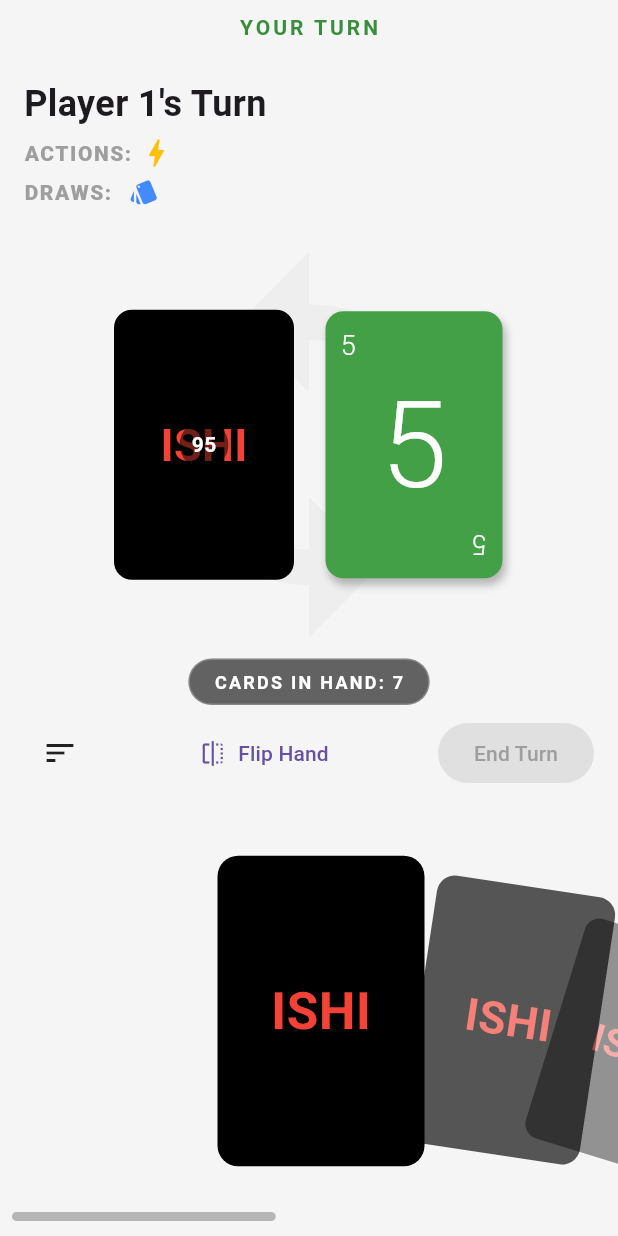
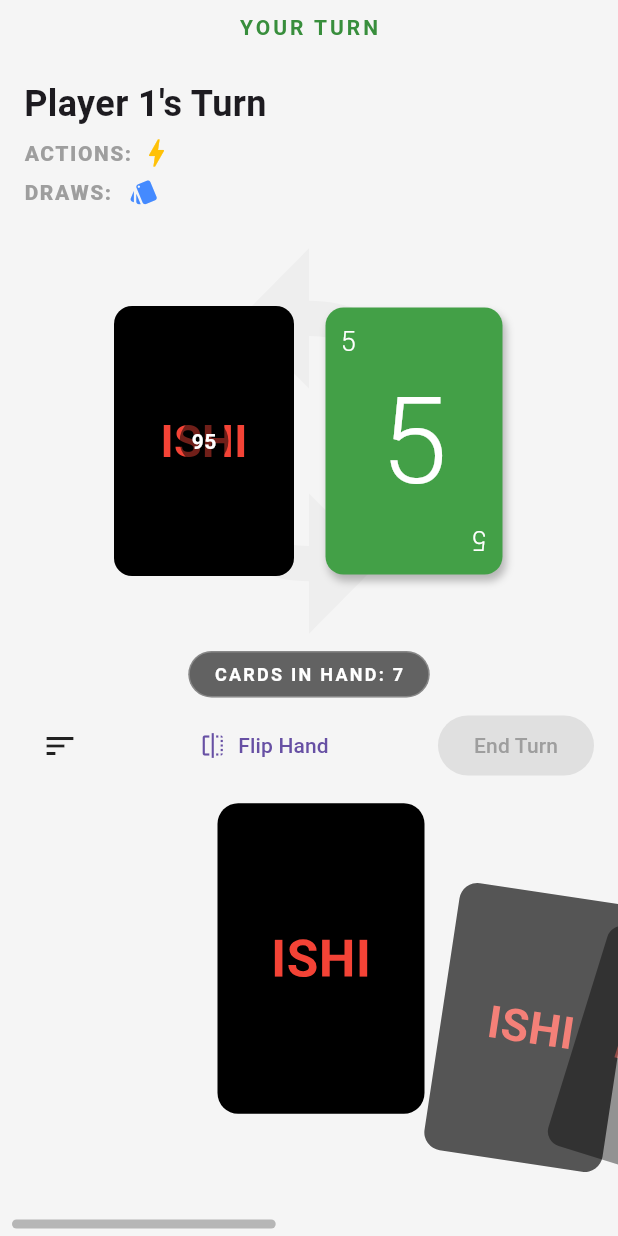
Before and after one commit to Meta-Dusk/ishi_card_game, a Flutter app: the screen it shows after launch, after a tap on "START LOCAL RUN", on a phone screen of 412 x 824 dp. Run offline on Flutter 3.47's test engine with Material 3 defaults, Android fonts, the phone set to English and light mode, and no system bars; our stand-ins replace qr_flutter; missing offline and left inert: mobile_scanner.

Commit message:
Fixed card list viewer animations

```diff
--- a/lib/components/animated_card_list/animated_card_builder.dart
+++ b/lib/components/animated_card_list/animated_card_builder.dart
@@ -1,7 +1,7 @@
 import 'animated_card_list.dart';
 import 'draggable_card.dart';
-import 'package:esther_gift/components/cards/card_display.dart';
-import 'package:esther_gift/components/cards/flip_card.dart';
+import '../cards/card_display.dart';
+import '../cards/flip_card.dart';
 import 'package:esther_gift/models/uno_card.dart';
 import 'package:flutter/material.dart';
 
@@ -24,22 +24,31 @@ class AnimatedCardBuilder extends StatelessWidget {
   @override
   Widget build(BuildContext context) {
     double offset = 0.0;
-    if (scrollController.hasClients) {
-      offset = scrollController.offset;
-    }
+    if (scrollController.hasClients) offset = scrollController.offset;
 
-    // Math Foundations
+    // --- MATH FOUNDATIONS ---
     final double centerIndex = offset / itemWidth;
     final double distFromCenter = index - centerIndex;
-
-    // Calculate exactly the active index to prevent opacity flickering!
     final int activeIndex = (offset / itemWidth).round();
     final bool isCenter = index == activeIndex;
 
-    // Parabola Drop & Rotation
+    // THE WAVE: Goes from 1.0 (perfectly centered) down to 0.0 (one slot away)
+    // This allows the highlight effect to trigger smoothly as you scroll!
+    final double highlightFactor = (1.0 - distFromCenter.abs()).clamp(0.0, 1.0);
+
     final double curveMultiplier = totalCards > 7 ? 25.0 / totalCards : 6.0;
-    final double rotation = distFromCenter * 0.15;
-    final double offsetY = (distFromCenter * distFromCenter) * curveMultiplier;
+
+    // Smoothly straightens out to 0.0 as it reaches the center!
+    final double rotation = (distFromCenter * 0.15) * (1.0 - highlightFactor);
+
+    // Y-AXIS (Pop Up): Combines the parabola curve with a 40px upward slide!
+    final double baseOffsetY =
+        (distFromCenter * distFromCenter) * curveMultiplier;
+    final double offsetY = baseOffsetY - (40.0 * highlightFactor);
+
+    // X-AXIS (Parting the Sea): Pushes inactive cards left and right
+    double pushFactor = distFromCenter.abs().clamp(0.0, 1.0);
+    double offsetX = distFromCenter.sign * 60.0 * pushFactor;
 
     // Smooth Scale & Opacity Gradients
     double scale = 1.15 - (distFromCenter.abs() * 0.15);
@@ -48,27 +57,20 @@ class AnimatedCardBuilder extends StatelessWidget {
     double opacity = 1.0 - (distFromCenter.abs() * 0.35);
     opacity = opacity.clamp(0.4, 1.0);
 
-    // THE Z-INDEX FIX: "Parting the Sea"
-    // Pushes inactive cards outward on the X-axis to make room for the active card
-    double pushFactor = distFromCenter.abs().clamp(0.0, 1.0);
-    double offsetX = distFromCenter.sign * 45.0 * pushFactor;
-
     final Widget cardUI = FlipCard(
       key: ValueKey('${card.id}_flip'),
       isFaceUp: card.isFaceUp,
       onTap: () => onTapCard(card),
       front: CardFront(card: card),
-      back: CardBack(),
+      back: const CardBack(),
     );
 
     final gestureDetector = GestureDetector(
-      onTap: () {
-        scrollController.animateTo(
-          index * itemWidth,
-          duration: const Duration(milliseconds: 300),
-          curve: Curves.easeOutCubic,
-        );
-      },
+      onTap: () => scrollController.animateTo(
+        index * itemWidth,
+        duration: const Duration(milliseconds: 300),
+        curve: Curves.easeOutCubic,
+      ),
       child: Opacity(
         opacity: opacity, // Smooth gradient fade
         child: AbsorbPointer(child: cardUI),
@@ -79,15 +81,12 @@ class AnimatedCardBuilder extends StatelessWidget {
         ? DraggableCard(card: card, cardUI: cardUI)
         : gestureDetector;
 
-    // Apply all transformations
-    final transformScale = Transform.scale(scale: scale, child: cardView);
-    final transformRotate = Transform.rotate(
-      angle: rotation,
-      child: transformScale,
-    );
     return Transform.translate(
-      offset: Offset(offsetX, offsetY), // Applied the new X offset!
-      child: transformRotate,
+      offset: Offset(offsetX, offsetY),
+      child: Transform.rotate(
+        angle: rotation,
+        child: Transform.scale(scale: scale, child: cardView),
+      ),
     );
   }
 }
--- a/lib/screens/game_screen/game_screen.dart
+++ b/lib/screens/game_screen/game_screen.dart
@@ -128,6 +128,7 @@ class GameScreenState extends State<GameScreen> {
       const Spacer(),
       CardCounter(currentHandLength: currentHand.length),
       handControls,
+      const SizedBox(height: 10),
       Container(
         height: 280,
         padding: const .symmetric(horizontal: 8),
```
Also changed, not shown: lib/components/cards/remove_transition.dart (+22 -14 lines), lib/screens/game_screen/actions.dart (+2 -8 lines).
